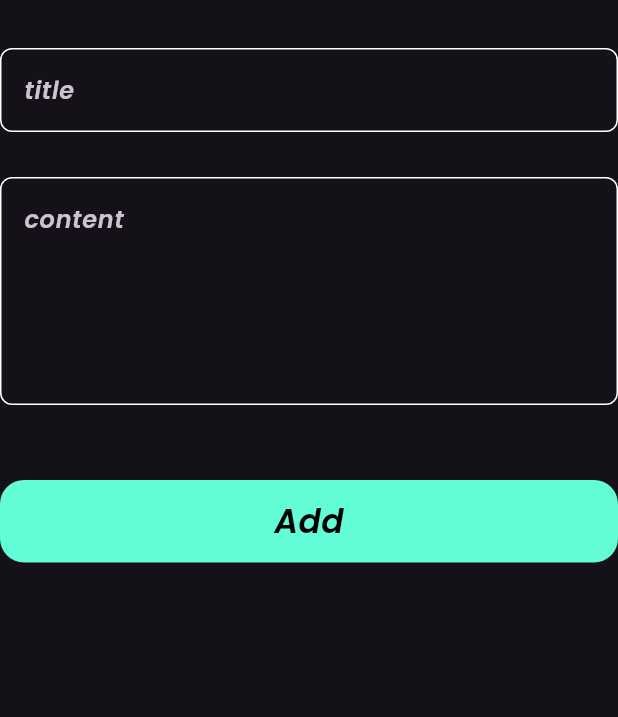
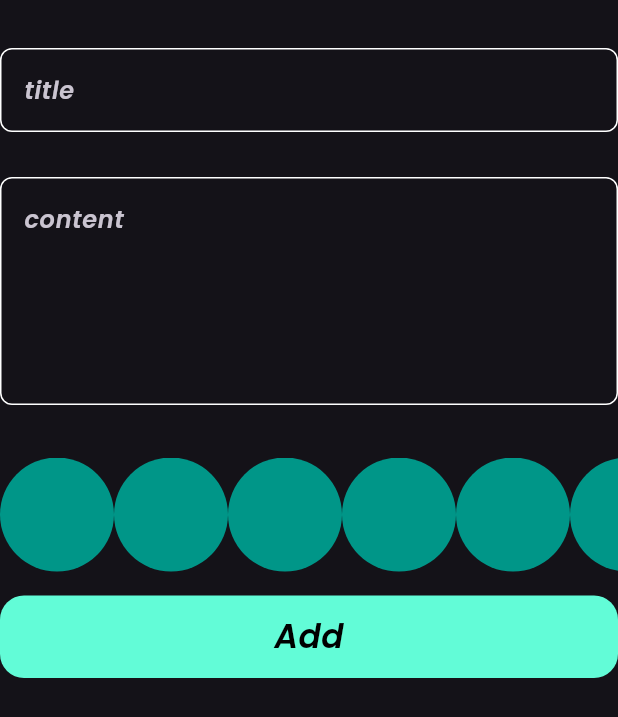
Before and after one commit to ahmedsalem2002m/notes_app, a Flutter app: the AddNoteForm widget shown alone on an empty page, opened directly, on a phone screen of 412 x 824 dp. Shown: the top 717 px of the screen. Run offline on Flutter 3.47's test engine with Material 3 defaults, Android fonts, the phone set to English and light mode, and no system bars; our stand-ins replace bloc, flutter_bloc, hive, hive_flutter; accounts and stored records are empty.

Commit message:
create color list view part_1

```diff
--- a/lib/views/widgets/add_note_form.dart
+++ b/lib/views/widgets/add_note_form.dart
@@ -3,6 +3,7 @@ import 'package:flutter_bloc/flutter_bloc.dart';
 import 'package:intl/intl.dart';
 import 'package:notes_app/cubits/add_note_cubit/add_note_cubit.dart';
 import 'package:notes_app/models/note_model.dart';
+import 'color_list_view.dart';
 import 'custom_button.dart';
 import 'custom_text_field.dart';
 
@@ -46,8 +47,10 @@ class _AddNoteFormState extends State<AddNoteForm> {
             hint: 'content',
           ),
           const SizedBox(
-            height: 50,
+            height: 35,
           ),
+         const ColorListView(),
+          const SizedBox(height: 16,),
           BlocBuilder<AddNoteCubit, AddNoteState>(
             builder: (context, state) {
               return CustomButton(
--- /dev/null
+++ b/lib/views/widgets/color_list_view.dart
@@ -0,0 +1,32 @@
+
+import 'package:flutter/material.dart';
+
+class ColorItem extends StatelessWidget {
+  const ColorItem({super.key});
+
+  @override
+  Widget build(BuildContext context) {
+    return const CircleAvatar(
+      radius: 38,
+      backgroundColor: Colors.teal,
+    );
+  }
+}
+
+class ColorListView extends StatelessWidget {
+  const ColorListView({super.key});
+
+  @override
+  Widget build(BuildContext context) {
+    return SizedBox(
+      height: 38*2,
+      child: ListView.builder(
+        itemCount: 10,
+        scrollDirection: Axis.horizontal,
+        itemBuilder:(context,index){
+          return  const ColorItem();
+        },
+      ),
+    );
+  }
+}
```
